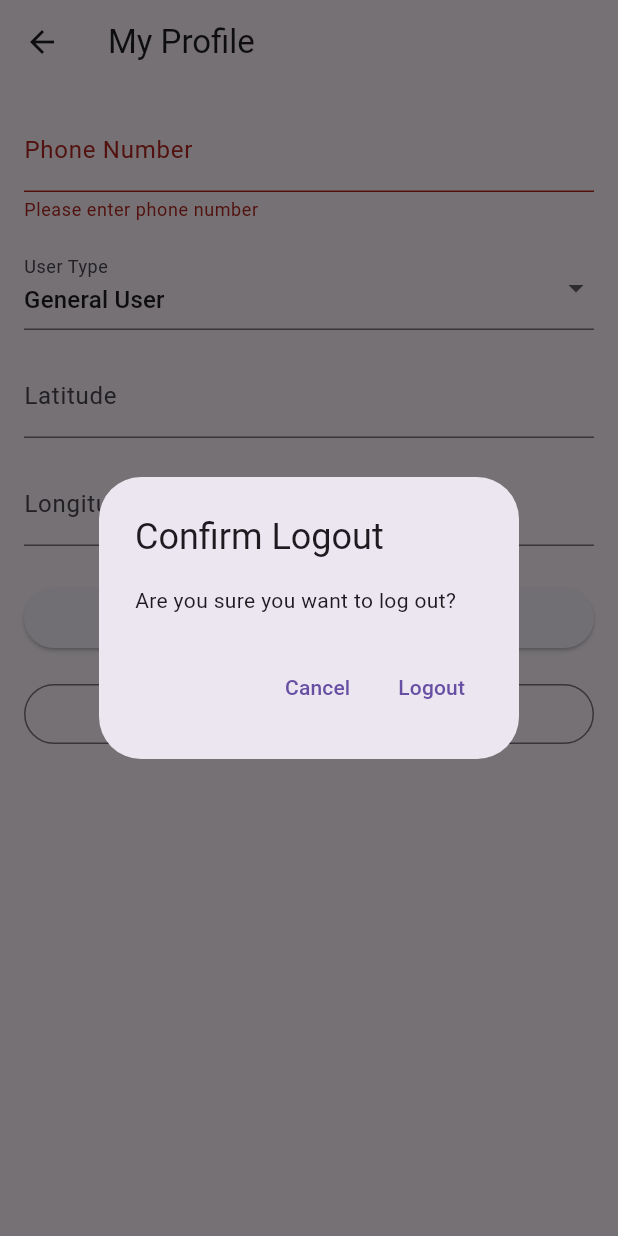
After one commit to Niketjr/ARS, a Flutter app: the screen it shows once a user with an empty profile is signed in, item 3 of the bottom bar chosen, after a tap on "Save Changes", after a tap on "Logout", on a phone screen of 412 x 824 dp. The commit adds this screen. Run offline on Flutter 3.47's test engine with Material 3 defaults, Android fonts, the phone set to English and light mode, and no system bars; our stand-ins replace cloud_firestore, firebase_auth, firebase_core, firebase_storage, google_maps_flutter, google_sign_in and 2 more; accounts and stored records are empty.

Commit message:
Fixed home page and naviagtion bar

```diff
--- a/lib/home_screen.dart
+++ b/lib/home_screen.dart
@@ -2,6 +2,11 @@ import 'package:animalrescue/rescueRequestDetailsPage.dart';
 import 'package:flutter/material.dart';
 import 'package:cloud_firestore/cloud_firestore.dart';
 import 'createRescueRequest_screen.dart';
+
+// Import your target screens for navigation
+import 'notifications_screen.dart';
+import 'profile_screen.dart';
+import 'settings_screen.dart';
 
 class HomeScreen extends StatefulWidget {
   final String userId;
@@ -15,11 +20,42 @@ class HomeScreen extends StatefulWidget {
 
 class _HomeScreenState extends State<HomeScreen> with SingleTickerProviderStateMixin {
   late TabController _tabController;
+  int _selectedIndex = 0;
 
   @override
   void initState() {
     super.initState();
     _tabController = TabController(length: 2, vsync: this);
+  }
+
+  void _onItemTapped(int index) {
+    if (index == 0) {
+      // Already on Home, do nothing
+    } else if (index == 1) {
+      Navigator.push(
+        context,
+        MaterialPageRoute(
+          builder: (_) => NotificationsScreen(userId: widget.userId),
+        ),
+      );
+    } else if (index == 2) {
+      Navigator.push(
+        context,
+        MaterialPageRoute(
+          builder: (_) => ProfileScreen(userId: widget.userId),
+        ),
+      );
+    } else if (index == 3) {
+      Navigator.push(
+        context,
+        MaterialPageRoute(
+          builder: (_) => SettingsScreen(userId: widget.userId),
+        ),
+      );
+    }
+    setState(() {
+      _selectedIndex = index;
+    });
   }
 
   Widget _buildRequestCard(DocumentSnapshot doc, {required bool isPending}) {
@@ -39,8 +75,7 @@ class _HomeScreenState extends State<HomeScreen> with SingleTickerProviderStateM
         )
             : Text('Location not available'),
         trailing: Icon(Icons.chevron_right),
-        onTap: isPending
-            ? () {
+        onTap: () {
           Navigator.push(
             context,
             MaterialPageRoute(
@@ -51,17 +86,16 @@ class _HomeScreenState extends State<HomeScreen> with SingleTickerProviderStateM
               ),
             ),
           );
-        }
-            : null,
+        },
       ),
     );
   }
 
-  Widget _buildRequestList(String status, {required bool isPending}) {
+  Widget _buildRequestList(List<String> statuses, {required bool isPending}) {
     return StreamBuilder<QuerySnapshot>(
       stream: FirebaseFirestore.instance
           .collection('rescue_requests')
-          .where('status', isEqualTo: status)
+          .where('status', whereIn: statuses)
           .orderBy('timestamp', descending: true)
           .snapshots(),
       builder: (context, snapshot) {
@@ -74,7 +108,7 @@ class _HomeScreenState extends State<HomeScreen> with SingleTickerProviderStateM
         }
 
         if (!snapshot.hasData || snapshot.data!.docs.isEmpty) {
-          return Center(child: Text('No $status requests.'));
+          return Center(child: Text('No ${statuses.join("/")} requests.'));
         }
 
         return ListView(
@@ -108,8 +142,8 @@ class _HomeScreenState extends State<HomeScreen> with SingleTickerProviderStateM
       body: TabBarView(
         controller: _tabController,
         children: [
-          _buildRequestList('pending', isPending: true),
-          _buildRequestList('rescued', isPending: false),
+          _buildRequestList(['pending', 'being rescued'], isPending: true),
+          _buildRequestList(['rescued'], isPending: false),
         ],
       ),
       floatingActionButton: FloatingActionButton(
@@ -127,6 +161,29 @@ class _HomeScreenState extends State<HomeScreen> with SingleTickerProviderStateM
         tooltip: 'Create Rescue Request',
         child: Icon(Icons.add),
       ),
+      bottomNavigationBar: BottomNavigationBar(
+        currentIndex: _selectedIndex,
+        onTap: _onItemTapped,
+        type: BottomNavigationBarType.fixed,
+        items: const [
+          BottomNavigationBarItem(
+            icon: Icon(Icons.home),
+            label: 'Home',
+          ),
+          BottomNavigationBarItem(
+            icon: Icon(Icons.notifications),
+            label: 'Notifications',
+          ),
+          BottomNavigationBarItem(
+            icon: Icon(Icons.person),
+            label: 'Profile',
+          ),
+          BottomNavigationBarItem(
+            icon: Icon(Icons.settings),
+            label: 'Settings',
+          ),
+        ],
+      ),
     );
   }
 }
--- /dev/null
+++ b/lib/profile_screen.dart
@@ -0,0 +1,140 @@
+import 'package:cloud_firestore/cloud_firestore.dart';
+import 'package:firebase_auth/firebase_auth.dart';
+import 'package:flutter/material.dart';
+import 'package:google_sign_in/google_sign_in.dart';
+import 'welcome_screen.dart'; // Make sure this import matches your actual file
+
+class ProfileScreen extends StatefulWidget {
+  final String userId;
+
+  const ProfileScreen({Key? key, required this.userId}) : super(key: key);
+
+  @override
+  _ProfileScreenState createState() => _ProfileScreenState();
+}
+
+class _ProfileScreenState extends State<ProfileScreen> {
+  final _formKey = GlobalKey<FormState>();
+  TextEditingController phoneController = TextEditingController();
+  String userType = 'General User';
+  double? latitude;
+  double? longitude;
+
+  final List<String> userTypes = ['Rescuer', 'NGO', 'General User'];
+
+  @override
+  void initState() {
+    super.initState();
+    _loadUserProfile();
+  }
+
+  Future<void> _loadUserProfile() async {
+    final doc = await FirebaseFirestore.instance.collection('users').doc(widget.userId).get();
+    if (doc.exists) {
+      final data = doc.data()!;
+      setState(() {
+        phoneController.text = data['phone'] ?? '';
+        userType = data['userType'] ?? 'General User';
+        latitude = data['location']?['latitude'];
+        longitude = data['location']?['longitude'];
+      });
+    }
+  }
+
+  Future<void> _updateProfile() async {
+    if (_formKey.currentState!.validate()) {
+      await FirebaseFirestore.instance.collection('users').doc(widget.userId).update({
+        'phone': phoneController.text,
+        'userType': userType,
+        'location': {
+          'latitude': latitude ?? 0.0,
+          'longitude': longitude ?? 0.0,
+        },
+      });
+      ScaffoldMessenger.of(context).showSnackBar(SnackBar(content: Text('Profile updated successfully')));
+    }
+  }
+
+  Future<void> _confirmSignOut() async {
+    final result = await showDialog<bool>(
+      context: context,
+      builder: (context) => AlertDialog(
+        title: Text('Confirm Logout'),
+        content: Text('Are you sure you want to log out?'),
+        actions: [
+          TextButton(onPressed: () => Navigator.pop(context, false), child: Text('Cancel')),
+          TextButton(onPressed: () => Navigator.pop(context, true), child: Text('Logout')),
+        ],
+      ),
+    );
+
+    if (result == true) {
+      await GoogleSignIn().signOut();
+      await FirebaseAuth.instance.signOut();
+
+      if (context.mounted) {
+        Navigator.pushAndRemoveUntil(
+          context,
+          MaterialPageRoute(builder: (_) => WelcomeScreen()),
+              (route) => false,
+        );
+      }
+    }
+  }
+
+  @override
+  Widget build(BuildContext context) {
+    return Scaffold(
+      appBar: AppBar(title: Text('My Profile')),
+      body: Padding(
+        padding: const EdgeInsets.all(16.0),
+        child: Form(
+          key: _formKey,
+          child: ListView(
+            children: [
+              TextFormField(
+                controller: phoneController,
+                keyboardType: TextInputType.phone,
+                decoration: InputDecoration(labelText: 'Phone Number'),
+                validator: (value) => value == null || value.isEmpty ? 'Please enter phone number' : null,
+              ),
+              SizedBox(height: 16),
+              DropdownButtonFormField<String>(
+                value: userType,
+                items: userTypes
+                    .map((type) => DropdownMenuItem(value: type, child: Text(type)))
+                    .toList(),
+                onChanged: (value) => setState(() => userType = value!),
+                decoration: InputDecoration(labelText: 'User Type'),
+              ),
+              SizedBox(height: 16),
+              TextFormField(
+                initialValue: latitude?.toString() ?? '',
+                keyboardType: TextInputType.number,
+                decoration: InputDecoration(labelText: 'Latitude'),
+                onChanged: (val) => latitude = double.tryParse(val),
+              ),
+              SizedBox(height: 16),
+              TextFormField(
+                initialValue: longitude?.toString() ?? '',
+                keyboardType: TextInputType.number,
+                decoration: InputDecoration(labelText: 'Longitude'),
+                onChanged: (val) => longitude = double.tryParse(val),
+              ),
+              SizedBox(height: 24),
+              ElevatedButton(
+                onPressed: _updateProfile,
+                child: Text('Save Changes'),
+              ),
+              SizedBox(height: 16),
+              OutlinedButton(
+                onPressed: _confirmSignOut,
+                child: Text('Logout'),
+              ),
+            ],
+          ),
+        ),
+      ),
+    );
+  }
+}
--- a/pubspec.yaml
+++ b/pubspec.yaml
@@ -45,6 +45,7 @@ dependencies:
 
   image_picker: ^1.1.2
   location: ^5.0.3
+  intl: ^0.20.2
 
 dev_dependencies:
   flutter_test:
```
Also changed, not shown: lib/createRescueRequest_screen.dart (+22 -5 lines), lib/notifications_screen.dart (added, +90 -0 lines), lib/rescueRequestDetailsPage.dart (+37 -11 lines), lib/settings_screen.dart (added, +92 -0 lines), pubspec.lock, 2 other files.
